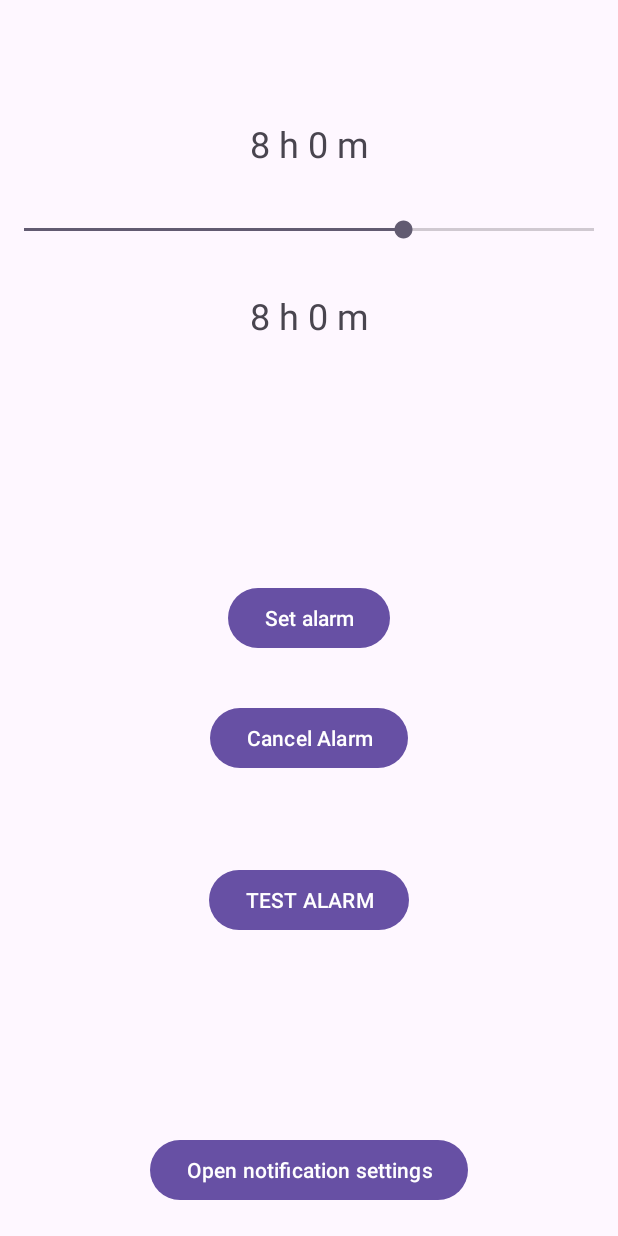
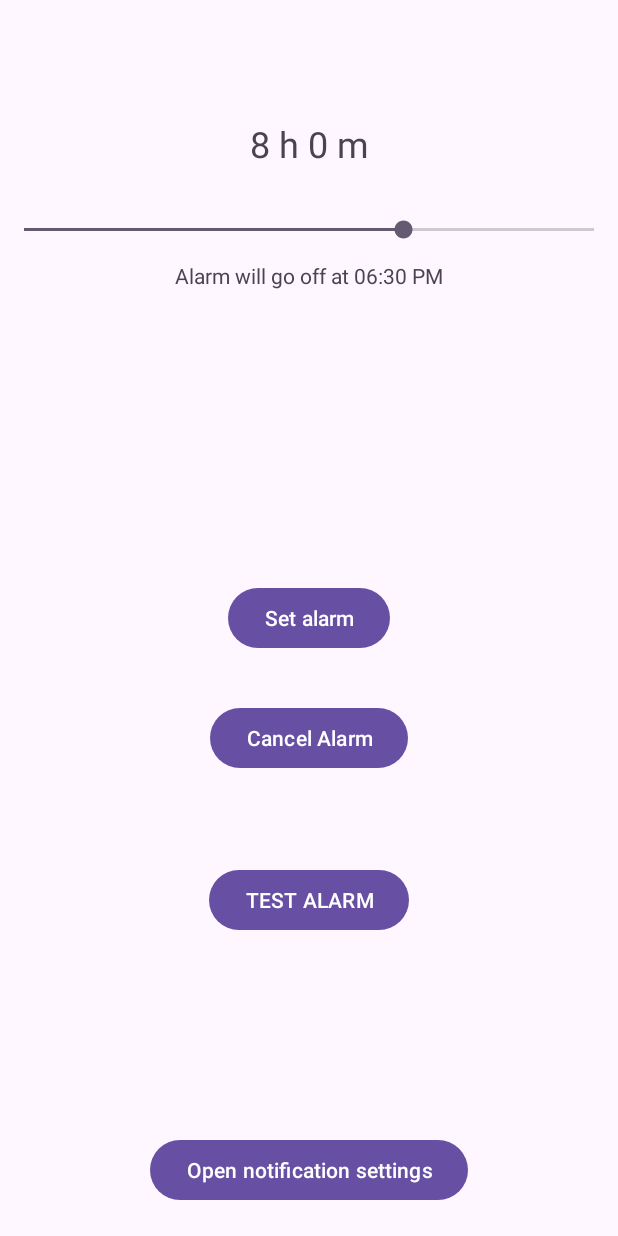
Before and after one commit to Forvely/Soluna, an Android app: the screen it shows after launch (MainActivity), after a tap on "Set alarm", on a phone screen of 412 x 824 dp. Run offline under Robolectric (Android 15) with nearby library versions, the phone set to English and light mode, and no system bars.

Commit message:
Added a cancel alarm function. Also added a little message which says when the alarm will go off.

```diff
--- a/app/src/main/java/com/example/iwillworkv6/MainActivity.kt
+++ b/app/src/main/java/com/example/iwillworkv6/MainActivity.kt
@@ -48,6 +48,11 @@ class MainActivity : AppCompatActivity() {
             val hours   = totalMinutes / 60
             val minutes = totalMinutes % 60
             tvSleepValue.text = "${hours} h ${minutes} m"
+            val wakeTime = Calendar.getInstance().apply {
+                add(Calendar.MINUTE, totalMinutes)
+            }
+            val formatter = java.text.SimpleDateFormat("hh:mm a", java.util.Locale.getDefault())
+            tvWakeUpTime.text = "Alarm will go off at ${formatter.format(wakeTime.time)}"
         }
 
         // initialize
@@ -69,7 +74,7 @@ class MainActivity : AppCompatActivity() {
                 return@setOnClickListener
             }
 
-            val totalMinutes = stepsPicked * 10 + 1
+            val totalMinutes = stepsPicked * 10
             val wakeTime = Calendar.getInstance().apply {
                 add(Calendar.MINUTE, totalMinutes)
             }
@@ -105,6 +110,35 @@ class MainActivity : AppCompatActivity() {
             val fmt = SimpleDateFormat("HH:mm", Locale.getDefault())
             Toast.makeText(this, "Alarm set for ${fmt.format(wakeTime.time)}", Toast.LENGTH_LONG).show()
         }
+
+        // CANCEL ALARM
+        findViewById<Button>(R.id.btn_cancel).setOnClickListener {
+            // cancel the scheduled alarm
+            val alarmMgr = getSystemService(Context.ALARM_SERVICE) as AlarmManager
+            val cancelIntent = Intent(this, AlarmReceiver::class.java)
+            val cancelPi = PendingIntent.getBroadcast(
+                this,
+                1001,
+                cancelIntent,
+                PendingIntent.FLAG_UPDATE_CURRENT or PendingIntent.FLAG_IMMUTABLE
+            )
+            alarmMgr.cancel(cancelPi)      // tell AlarmManager to cancel
+            cancelPi.cancel()              // cancel the PendingIntent
+
+            // stop the alarm audio foreground service (if running)
+            stopService(Intent(this, AlarmPlayerService::class.java))
+
+            // remove the notification
+            val nm = getSystemService(NotificationManager::class.java)
+            nm.cancel(AlarmReceiver.NOTIF_ID)
+
+            // clear stored alarm time so BootReceiver won't reschedule it
+            getSharedPreferences("alarms", Context.MODE_PRIVATE)
+                .edit().remove("next_alarm_ms").apply()
+
+            Toast.makeText(this, "Alarm cancelled", Toast.LENGTH_SHORT).show()
+        }
+
 
         findViewById<Button>(R.id.btn_openNotifSettings).setOnClickListener{
             startActivity(Intent().apply {
--- a/app/src/main/res/layout/activity_main.xml
+++ b/app/src/main/res/layout/activity_main.xml
@@ -26,9 +26,8 @@
         android:layout_height="wrap_content"
         android:layout_alignParentTop="true"
         android:layout_centerHorizontal="true"
-        android:layout_marginTop="32dp"
-        android:text="8 h 0 m"
-        android:textSize="24sp"
+        android:layout_marginTop="12dp"
+        android:textSize="14sp"
         app:layout_constraintEnd_toEndOf="parent"
         app:layout_constraintStart_toStartOf="parent"
         app:layout_constraintTop_toBottomOf="@+id/seekBar" />
```
